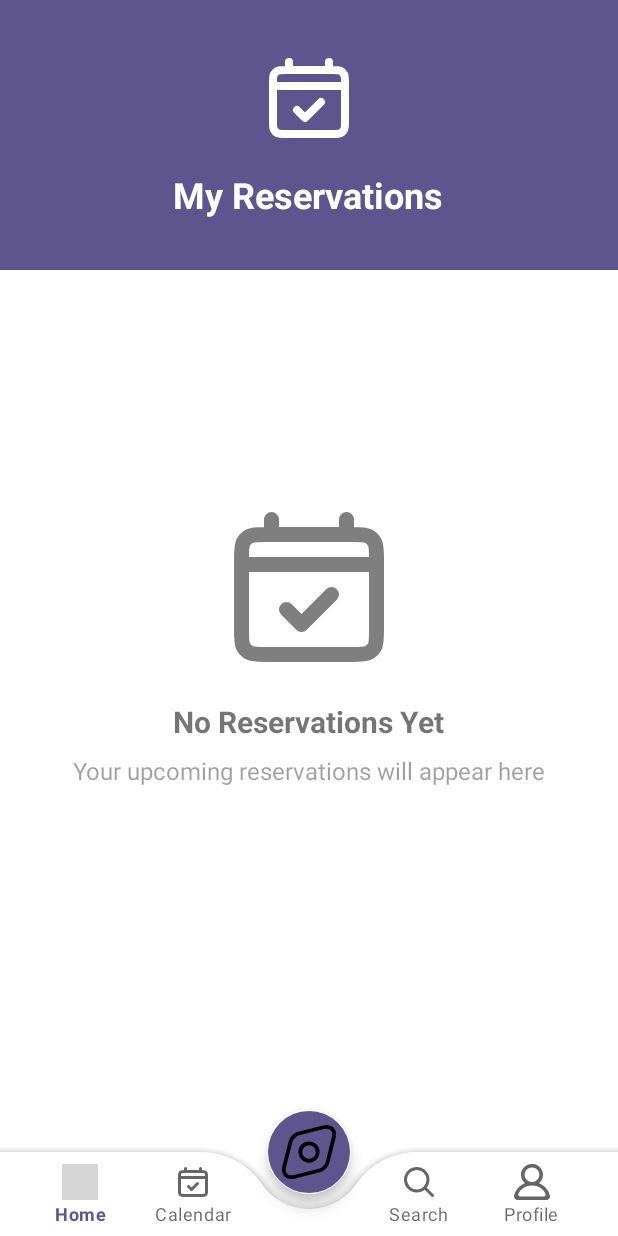
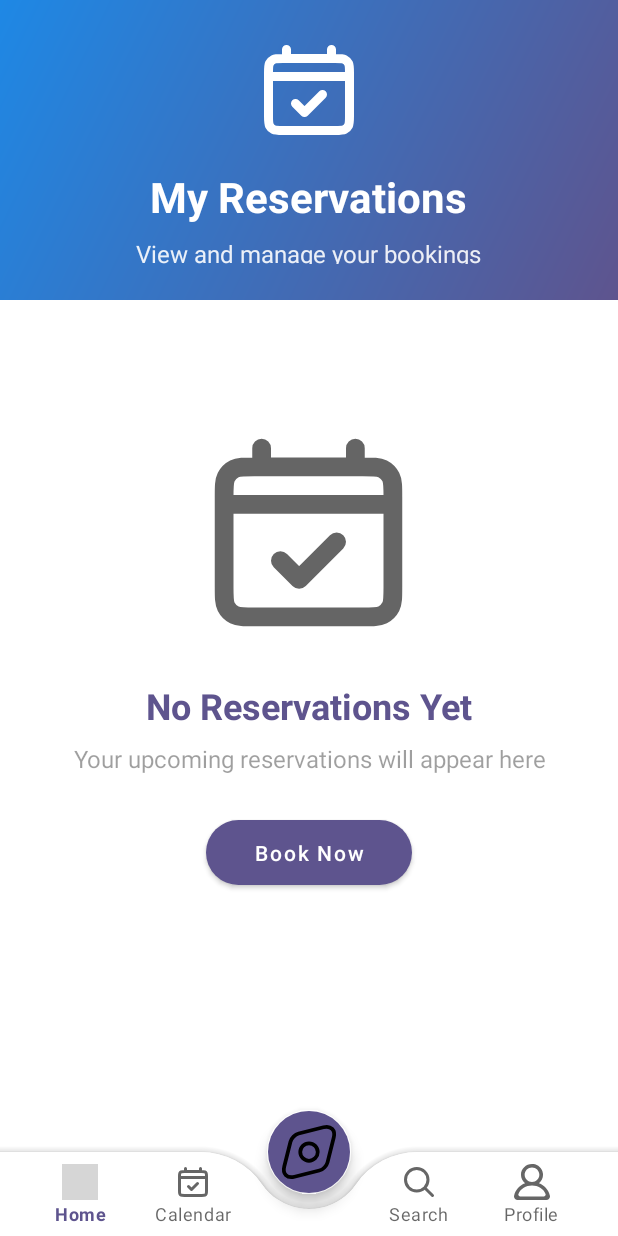
Before and after one commit to Hamza-Eng/AGSS, an Android app: the fragment CalendarFragment placed in its activity, on a phone screen of 412 x 824 dp. Run offline under Robolectric (Android 15) with nearby library versions, the phone set to English and light mode, and no system bars; grey boxes are pictures that could not be loaded.

Commit message:
enhance the calendary Fragment 2

```diff
--- a/app/src/main/java/com/example/agss/Fragments/CalendarFragment.kt
+++ b/app/src/main/java/com/example/agss/Fragments/CalendarFragment.kt
@@ -11,6 +11,8 @@ import com.example.agss.R
 import com.example.agss.adapters.ReservationAdapter
 import com.example.agss.models.Reservation
 import android.content.Context
+import com.google.android.material.button.MaterialButton
+import androidx.navigation.fragment.findNavController
 
 class CalendarFragment : Fragment() {
 
@@ -58,5 +60,11 @@ class CalendarFragment : Fragment() {
 
         // Set adapter
         reservationsRecyclerView.adapter = ReservationAdapter(reservations)
+
+        // Setup book now button
+        view.findViewById<MaterialButton>(R.id.bookNowButton).setOnClickListener {
+            // Navigate to booking screen
+            //findNavController().navigate(R.id.action_calendarFragment_to_bookingFragment)
+        }
     }
 }
--- /dev/null
+++ b/app/src/main/res/drawable/header_gradient.xml
@@ -0,0 +1,8 @@
+<?xml version="1.0" encoding="utf-8"?>
+<shape xmlns:android="http://schemas.android.com/apk/res/android">
+    <gradient
+        android:type="linear"
+        android:angle="135"
+        android:startColor="@color/my_primary"
+        android:endColor="#1E88E5"/>
+</shape>
--- a/app/src/main/res/layout/fragment_calendar.xml
+++ b/app/src/main/res/layout/fragment_calendar.xml
@@ -6,15 +6,17 @@
     android:layout_height="match_parent"
     android:background="@color/white">
 
-    <!-- Header Section -->
+    <!-- Enhanced Header Section -->
     <com.google.android.material.appbar.AppBarLayout
         android:layout_width="match_parent"
-        android:layout_height="wrap_content">
+        android:layout_height="wrap_content"
+        android:background="@android:color/transparent"
+        app:elevation="0dp">
 
         <com.google.android.material.appbar.CollapsingToolbarLayout
             android:layout_width="match_parent"
-            android:layout_height="180dp"
-            app:layout_scrollFlags="scroll|exitUntilCollapsed"
+            android:layout_height="200dp"
+            app:layout_scrollFlags="scroll|exitUntilCollapsed|snap"
             app:contentScrim="@color/my_primary">
 
             <LinearLayout
@@ -22,12 +24,12 @@
                 android:layout_height="match_parent"
                 android:orientation="vertical"
                 android:gravity="center"
-                android:background="@color/my_primary"
-                android:padding="16dp">
+                android:background="@drawable/header_gradient"
+                android:padding="24dp">
 
                 <ImageView
-                    android:layout_width="64dp"
-                    android:layout_height="64dp"
+                    android:layout_width="72dp"
+                    android:layout_height="72dp"
                     android:src="@drawable/calendar_check_svgrepo_com"
                     app:tint="@color/white"/>
 
@@ -36,15 +38,36 @@
                     android:layout_height="wrap_content"
                     android:text="My Reservations"
                     android:textColor="@color/white"
-                    android:textSize="24sp"
+                    android:textSize="28sp"
                     android:textStyle="bold"
                     android:layout_marginTop="16dp"/>
+
+                <TextView
+                    android:layout_width="wrap_content"
+                    android:layout_height="wrap_content"
+                    android:text="View and manage your bookings"
+                    android:textColor="@color/white"
+                    android:alpha="0.9"
+                    android:textSize="16sp"
+                    android:layout_marginTop="8dp"/>
 
             </LinearLayout>
         </com.google.android.material.appbar.CollapsingToolbarLayout>
     </com.google.android.material.appbar.AppBarLayout>
 
-    <!-- Empty State -->
+    <!-- Main Content -->
+    <androidx.core.widget.NestedScrollView
+        android:layout_width="match_parent"
+        android:layout_height="match_parent"
+        app:layout_behavior="@string/appbar_scrolling_view_behavior">
+
+        <LinearLayout
+            android:layout_width="match_parent"
+            android:layout_height="wrap_content"
+            android:orientation="vertical"
+            android:padding="16dp">
+
+            <!-- Empty State with Modern Design -->
             <LinearLayout
                 android:id="@+id/emptyStateLayout"
                 android:layout_width="match_parent"
@@ -52,39 +75,55 @@
                 android:orientation="vertical"
                 android:gravity="center"
                 android:visibility="gone"
-        android:layout_gravity="center"
+                android:padding="32dp"
                 android:layout_marginTop="32dp">
 
                 <ImageView
-            android:layout_width="120dp"
-            android:layout_height="120dp"
+                    android:layout_width="150dp"
+                    android:layout_height="150dp"
                     android:src="@drawable/calendar_check_svgrepo_com"
-            android:alpha="0.5"/>
+                    android:alpha="0.6"/>
 
                 <TextView
                     android:layout_width="wrap_content"
                     android:layout_height="wrap_content"
                     android:text="No Reservations Yet"
-            android:textSize="20sp"
+                    android:textSize="24sp"
                     android:textStyle="bold"
-            android:layout_marginTop="16dp"/>
+                    android:textColor="@color/my_primary"
+                    android:layout_marginTop="24dp"/>
 
                 <TextView
                     android:layout_width="wrap_content"
                     android:layout_height="wrap_content"
                     android:text="Your upcoming reservations will appear here"
                     android:textSize="16sp"
+                    android:textAlignment="center"
                     android:alpha="0.7"
                     android:layout_marginTop="8dp"/>
+
+                <com.google.android.material.button.MaterialButton
+                    android:id="@+id/bookNowButton"
+                    android:layout_width="wrap_content"
+                    android:layout_height="wrap_content"
+                    android:text="Book Now"
+                    android:textAllCaps="false"
+                    android:layout_marginTop="24dp"
+                    app:cornerRadius="24dp"
+                    android:paddingHorizontal="32dp"
+                    android:paddingVertical="12dp"/>
             </LinearLayout>
 
-    <!-- Reservations List -->
+            <!-- Reservations List with Enhanced Styling -->
             <androidx.recyclerview.widget.RecyclerView
                 android:id="@+id/reservationsRecyclerView"
                 android:layout_width="match_parent"
-        android:layout_height="match_parent"
-        android:padding="16dp"
+                android:layout_height="wrap_content"
                 android:clipToPadding="false"
-        app:layout_behavior="@string/appbar_scrolling_view_behavior"/>
+                android:paddingTop="8dp"
+                android:paddingBottom="16dp"/>
+
+        </LinearLayout>
+    </androidx.core.widget.NestedScrollView>
 
 </androidx.coordinatorlayout.widget.CoordinatorLayout>
```
Lines whose indentation alone changed are shown as unchanged.
